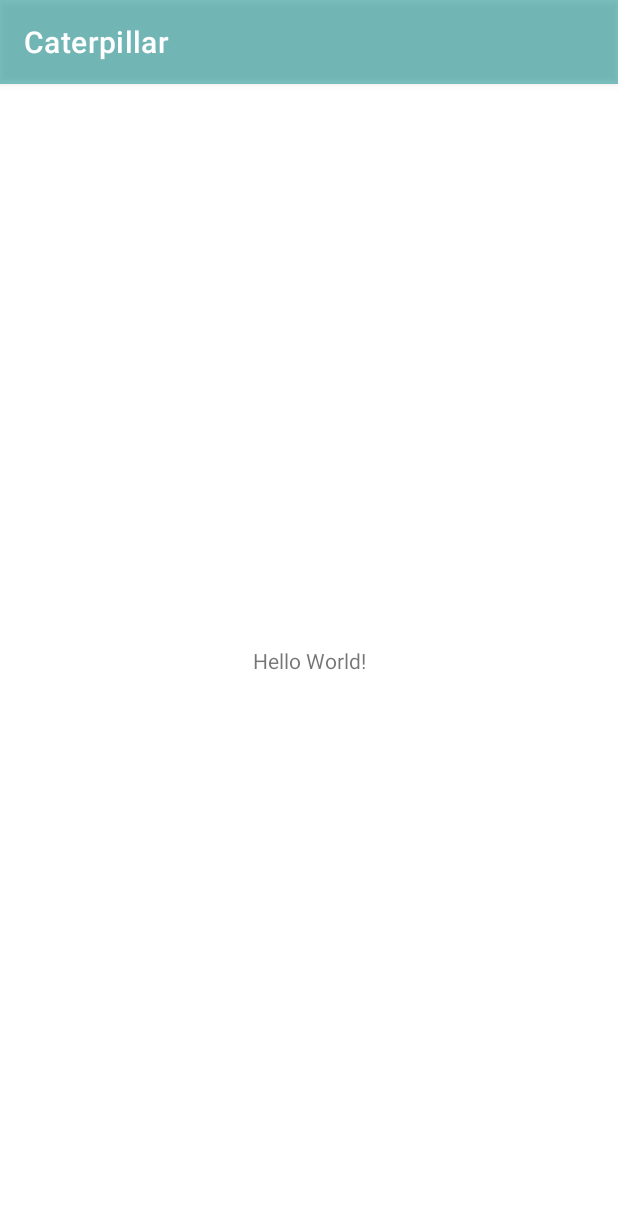
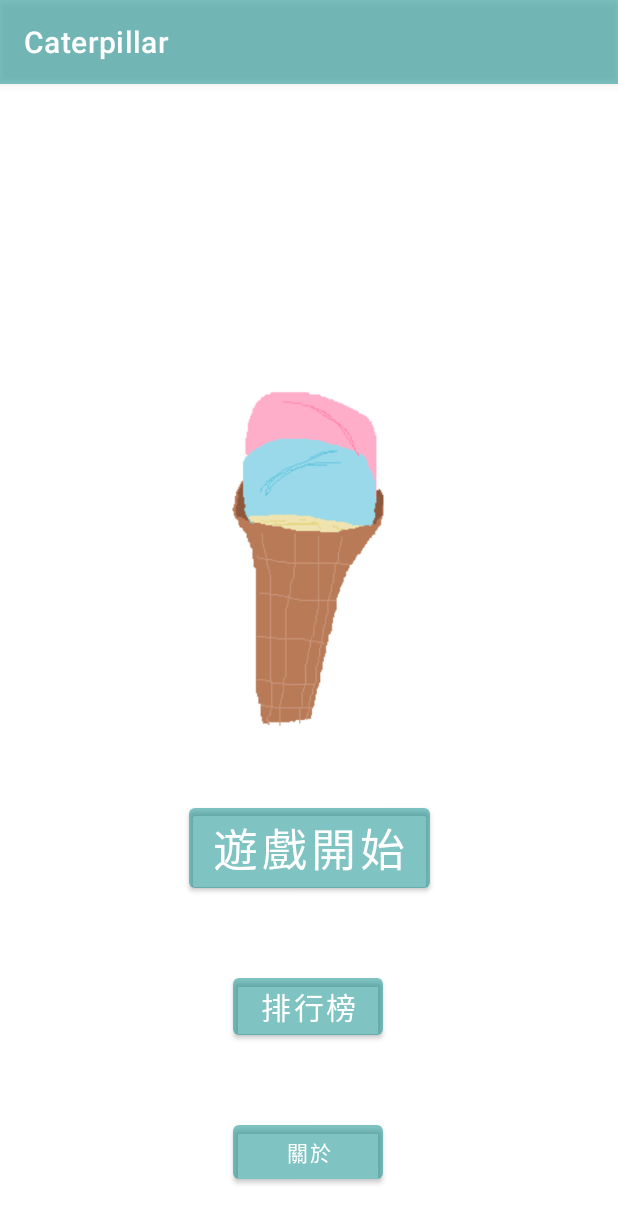
Before and after one commit to pucsim110111/Caterpillar, an Android app: the screen it shows after launch (MainActivity), on a phone screen of 412 x 824 dp. Shown: the top 1223 px of the screen. Run offline under Robolectric (Android 15) with nearby library versions, the phone set to English and light mode, and no system bars.

Commit message:
v1.2:首頁&遊戲頁面

```diff
--- a/app/src/main/java/pucsim4/caterpillar/MainActivity.kt
+++ b/app/src/main/java/pucsim4/caterpillar/MainActivity.kt
@@ -1,11 +1,20 @@
 package pucsim4.caterpillar
 
+import android.content.Intent
 import androidx.appcompat.app.AppCompatActivity
 import android.os.Bundle
+import android.widget.Button
 
 class MainActivity : AppCompatActivity() {
     override fun onCreate(savedInstanceState: Bundle?) {
         super.onCreate(savedInstanceState)
         setContentView(R.layout.activity_main)
+
+        val btn1: Button =findViewById(R.id.btn1)
+
+        btn1.setOnClickListener{
+            val intent = Intent(this,game::class.java)
+            startActivity(intent);
+        }
     }
 }
--- a/app/src/main/java/pucsim4/caterpillar/splash.kt
+++ b/app/src/main/java/pucsim4/caterpillar/splash.kt
@@ -19,6 +19,6 @@ class splash : AppCompatActivity() {
             val intent = Intent(this, MainActivity::class.java)
             startActivity(intent)
             finish()
-        }, 3000)
+        }, 2000)
     }
 }
--- a/app/src/main/res/layout/activity_main.xml
+++ b/app/src/main/res/layout/activity_main.xml
@@ -6,13 +6,52 @@
     android:layout_height="match_parent"
     tools:context=".MainActivity">
 
-    <TextView
+    <ImageView
+        android:id="@+id/img"
+        android:layout_width="112dp"
+        android:layout_height="224dp"
+        android:layout_marginBottom="48dp"
+        app:layout_constraintBottom_toTopOf="@+id/btn1"
+        app:layout_constraintEnd_toEndOf="parent"
+        app:layout_constraintHorizontal_bias="0.498"
+        app:layout_constraintStart_toStartOf="parent"
+        app:srcCompat="@drawable/icecream" />
+
+    <Button
+        android:id="@+id/btn1"
         android:layout_width="wrap_content"
         android:layout_height="wrap_content"
-        android:text="Hello World!"
+        android:layout_marginBottom="48dp"
+        android:text="遊戲開始"
+        android:textSize="30dp"
+        app:layout_constraintBottom_toTopOf="@+id/btn2"
+        app:layout_constraintEnd_toEndOf="parent"
+        app:layout_constraintStart_toStartOf="parent" />
+
+    <Button
+        android:id="@+id/btn2"
+        android:layout_width="wrap_content"
+        android:layout_height="wrap_content"
+        android:width="100dp"
+        android:layout_marginBottom="48dp"
+        android:text="排行榜"
+        android:textSize="20dp"
+        app:layout_constraintBottom_toTopOf="@+id/btn3"
+        app:layout_constraintEnd_toEndOf="parent"
+        app:layout_constraintHorizontal_bias="0.498"
+        app:layout_constraintStart_toStartOf="parent" />
+
+    <Button
+        android:id="@+id/btn3"
+        android:layout_width="wrap_content"
+        android:layout_height="wrap_content"
+        android:width="100dp"
+        android:layout_marginBottom="32dp"
+        android:text="關於"
         app:layout_constraintBottom_toBottomOf="parent"
         app:layout_constraintEnd_toEndOf="parent"
-        app:layout_constraintStart_toStartOf="parent"
-        app:layout_constraintTop_toTopOf="parent" />
+        app:layout_constraintHorizontal_bias="0.498"
+        app:layout_constraintStart_toStartOf="parent" />
+
 
 </androidx.constraintlayout.widget.ConstraintLayout>
```
Also changed, not shown: app/src/main/AndroidManifest.xml (+7 -2 lines), app/src/main/java/pucsim4/caterpillar/MySurfaceView.kt (added, +46 -0 lines), app/src/main/java/pucsim4/caterpillar/game.kt (added, +13 -0 lines), app/src/main/res/layout/activity_game.xml (added, +17 -0 lines), 1 other file.
